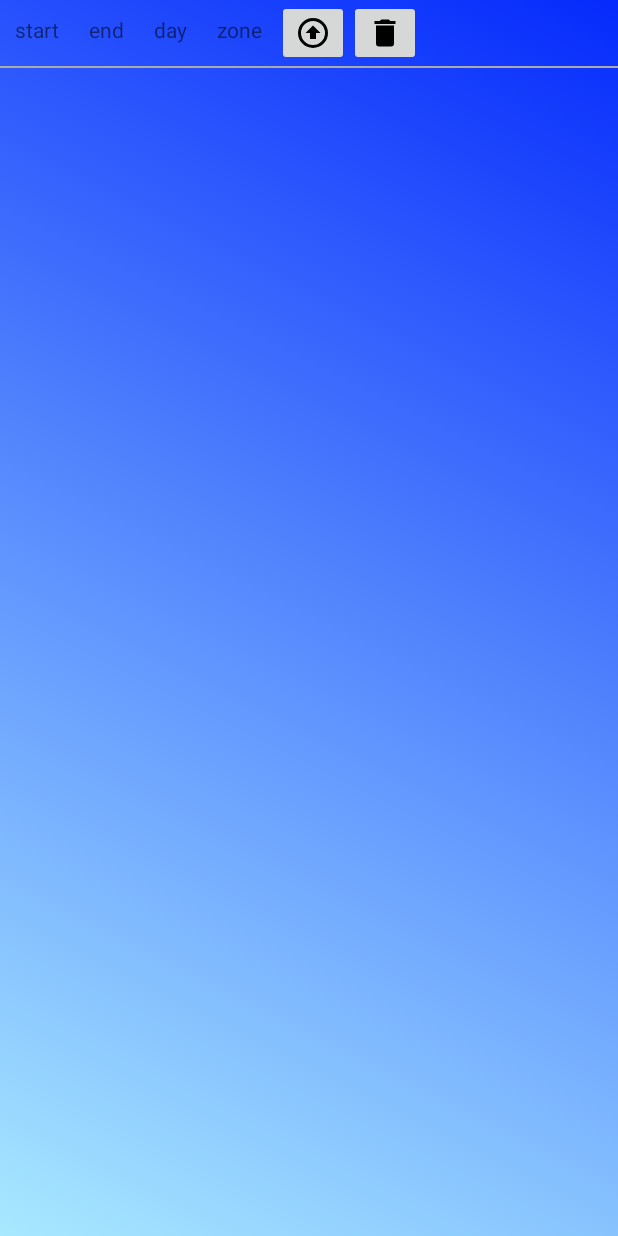
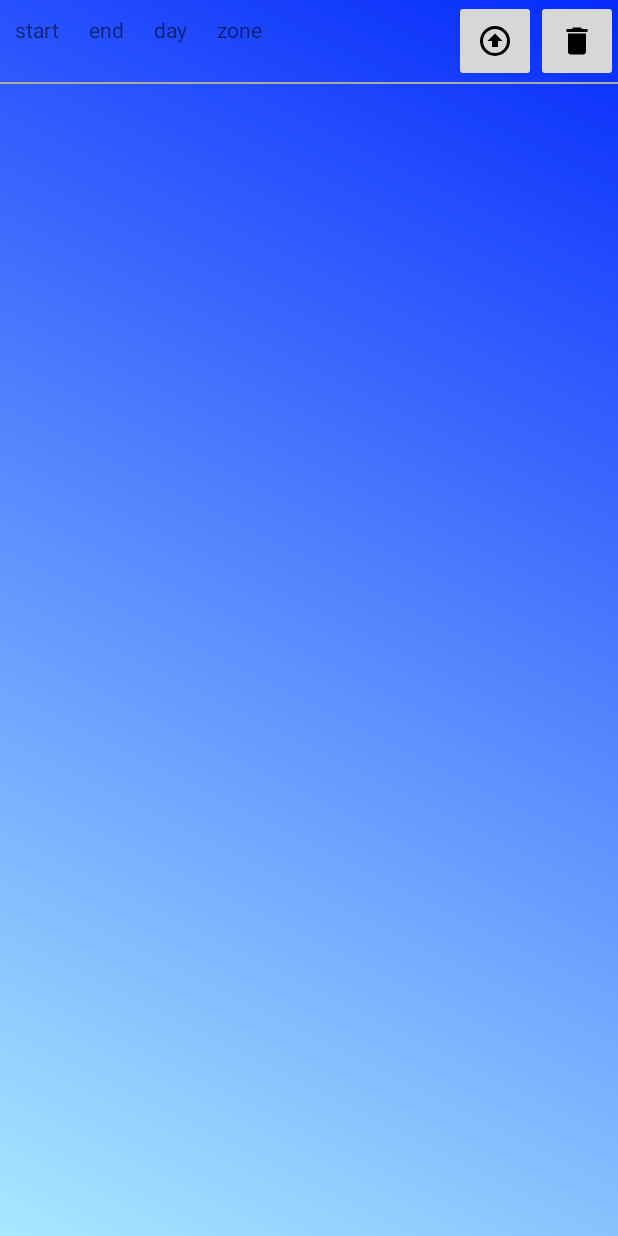
Before and after one commit to kishisaka/sprinkler_controler_client, an Android app: the layout time_item.xml on its own in the app's theme, with its tools: preview values and no code run, on a phone screen of 412 x 824 dp. Run offline under Robolectric (Android 15) with nearby library versions, the phone set to English and light mode, and no system bars.

Commit message:
move buttons to end in time item, move add button closer to bottom in main

```diff
--- a/app/src/main/res/layout/activity_sprinkler_controller.xml
+++ b/app/src/main/res/layout/activity_sprinkler_controller.xml
@@ -60,7 +60,7 @@
         android:layout_height="wrap_content"
         android:layout_alignParentRight="true"
         android:layout_alignParentBottom="true"
-        android:layout_marginBottom="30dp"/>
+        android:layout_marginBottom="10dp"/>
 
     <android.support.v7.widget.RecyclerView
         android:id="@+id/time_list"
--- a/app/src/main/res/layout/time_item.xml
+++ b/app/src/main/res/layout/time_item.xml
@@ -5,10 +5,14 @@
     android:layout_height="match_parent"
     android:background="@drawable/gradient_shape">
 
-    <LinearLayout
+    <RelativeLayout
         android:layout_width="match_parent"
-        android:layout_height="wrap_content"
-        android:orientation="horizontal">
+        android:layout_height="wrap_content">
+
+        <LinearLayout
+            android:layout_width="match_parent"
+            android:layout_height="wrap_content"
+            android:orientation="horizontal">
         <TextView
             android:id="@+id/start_text"
             android:layout_width="wrap_content"
@@ -37,18 +41,24 @@
             android:layout_margin="10dp"
             android:text = "zone"/>
 
-        <ImageButton
-            android:id="@+id/update_btn"
-            android:layout_width="wrap_content"
-            android:layout_height="wrap_content"
-            android:src="@drawable/arrow_up_bold_circle_outline"/>
+        </LinearLayout>
 
         <ImageButton
             android:id="@+id/delete_btn"
+            android:padding="15dp"
             android:layout_width="wrap_content"
             android:layout_height="wrap_content"
+            android:layout_alignParentRight="true"
             android:src="@drawable/delete"/>
-    </LinearLayout>
+        <ImageButton
+            android:id="@+id/update_btn"
+            android:padding="15dp"
+            android:layout_width="wrap_content"
+            android:layout_height="wrap_content"
+            android:layout_toLeftOf="@id/delete_btn"
+            android:src="@drawable/arrow_up_bold_circle_outline"/>
+    </RelativeLayout>
+
     <View
         android:layout_width="match_parent"
         android:layout_height="1dp"
```
